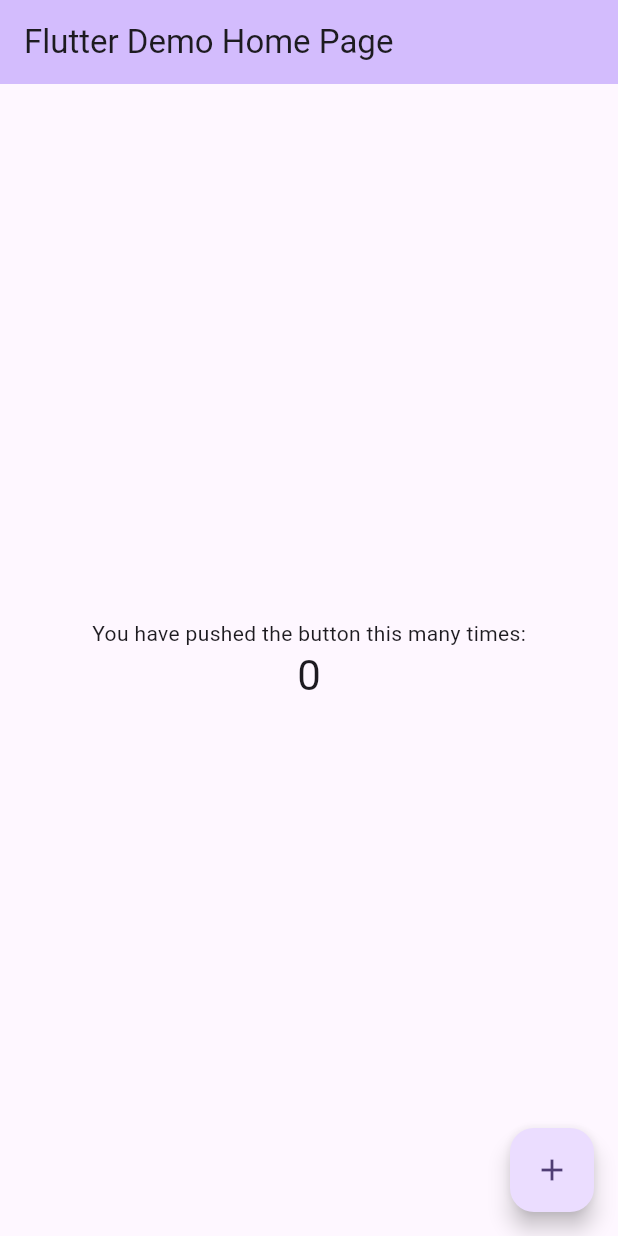
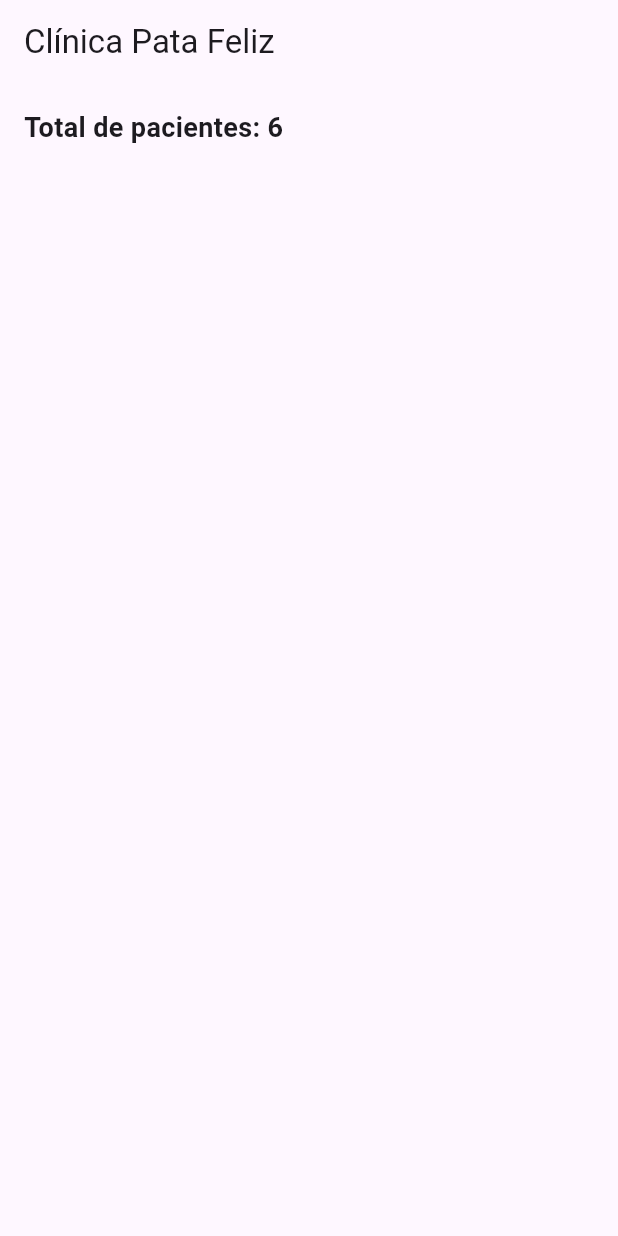
Before and after one commit to SergioMonich/poo-vet, a Flutter app: the screen it shows after launch, on a phone screen of 412 x 824 dp. Run offline on Flutter 3.47's test engine with Material 3 defaults, Android fonts, the phone set to English and light mode, and no system bars.

Commit message:
excercicio 5 atualizado

```diff
--- a/parte1dart/bin/main.dart
+++ b/parte1dart/bin/main.dart
@@ -71,5 +71,11 @@ void main() {
   );
   clinica1.adicionar(jubileu);
   print('Após adicionar "${jubileu.nome}": ${clinica1.totalpacientes}');
+  for (final animal in clinica1.paciente) {
+
+    print('- ${animal.nome}');
+
+  }
+  print('');
 
 }
--- a/parte2flutter/lib/main.dart
+++ b/parte2flutter/lib/main.dart
@@ -1,4 +1,5 @@
 import 'package:flutter/material.dart';
+import 'screens/home_page.dart';
 
 void main() {
   runApp(const MyApp());
@@ -7,116 +8,11 @@ void main() {
 class MyApp extends StatelessWidget {
   const MyApp({super.key});
 
-  // This widget is the root of your application.
   @override
   Widget build(BuildContext context) {
     return MaterialApp(
-      title: 'Flutter Demo',
-      theme: ThemeData(
-        // This is the theme of your application.
-        //
-        // TRY THIS: Try running your application with "flutter run". You'll see
-        // the application has a purple toolbar. Then, without quitting the app,
-        // try changing the seedColor in the colorScheme below to Colors.green
-        // and then invoke "hot reload" (save your changes or press the "hot
-        // reload" button in a Flutter-supported IDE, or press "r" if you used
-        // the command line to start the app).
-        //
-        // Notice that the counter didn't reset back to zero; the application
-        // state is not lost during the reload. To reset the state, use hot
-        // restart instead.
-        //
-        // This works for code too, not just values: Most code changes can be
-        // tested with just a hot reload.
-        colorScheme: .fromSeed(seedColor: Colors.deepPurple),
-      ),
-      home: const MyHomePage(title: 'Flutter Demo Home Page'),
+      title: 'Clínica Pata Feliz',
+      home: HomePage(),
     );
   }
 }
-
-class MyHomePage extends StatefulWidget {
-  const MyHomePage({super.key, required this.title});
-
-  // This widget is the home page of your application. It is stateful, meaning
-  // that it has a State object (defined below) that contains fields that affect
-  // how it looks.
-
-  // This class is the configuration for the state. It holds the values (in this
-  // case the title) provided by the parent (in this case the App widget) and
-  // used by the build method of the State. Fields in a Widget subclass are
-  // always marked "final".
-
-  final String title;
-
-  @override
-  State<MyHomePage> createState() => _MyHomePageState();
-}
-
-class _MyHomePageState extends State<MyHomePage> {
-  int _counter = 0;
-
-  void _incrementCounter() {
-    setState(() {
-      // This call to setState tells the Flutter framework that something has
-      // changed in this State, which causes it to rerun the build method below
-      // so that the display can reflect the updated values. If we changed
-      // _counter without calling setState(), then the build method would not be
-      // called again, and so nothing would appear to happen.
-      _counter++;
-    });
-  }
-
-  @override
-  Widget build(BuildContext context) {
-    // This method is rerun every time setState is called, for instance as done
-    // by the _incrementCounter method above.
-    //
-    // The Flutter framework has been optimized to make rerunning build methods
-    // fast, so that you can just rebuild anything that needs updating rather
-    // than having to individually change instances of widgets.
-    return Scaffold(
-      appBar: AppBar(
-        // TRY THIS: Try changing the color here to a specific color (to
-        // Colors.amber, perhaps?) and trigger a hot reload to see the AppBar
-        // change color while the other colors stay the same.
-        backgroundColor: Theme.of(context).colorScheme.inversePrimary,
-        // Here we take the value from the MyHomePage object that was created by
-        // the App.build method, and use it to set our appbar title.
-        title: Text(widget.title),
-      ),
-      body: Center(
-        // Center is a layout widget. It takes a single child and positions it
-        // in the middle of the parent.
-        child: Column(
-          // Column is also a layout widget. It takes a list of children and
-          // arranges them vertically. By default, it sizes itself to fit its
-          // children horizontally, and tries to be as tall as its parent.
-          //
-          // Column has various properties to control how it sizes itself and
-          // how it positions its children. Here we use mainAxisAlignment to
-          // center the children vertically; the main axis here is the vertical
-          // axis because Columns are vertical (the cross axis would be
-          // horizontal).
-          //
-          // TRY THIS: Invoke "debug painting" (choose the "Toggle Debug Paint"
-          // action in the IDE, or press "p" in the console), to see the
-          // wireframe for each widget.
-          mainAxisAlignment: .center,
-          children: [
-            const Text('You have pushed the button this many times:'),
-            Text(
-              '$_counter',
-              style: Theme.of(context).textTheme.headlineMedium,
-            ),
-          ],
-        ),
-      ),
-      floatingActionButton: FloatingActionButton(
-        onPressed: _incrementCounter,
-        tooltip: 'Increment',
-        child: const Icon(Icons.add),
-      ),
-    );
-  }
-}
--- /dev/null
+++ b/parte2flutter/lib/models/animal.dart
@@ -0,0 +1,28 @@
+class Animal {
+
+  //atributos
+  String nome;
+  String especie;
+  int idade;
+  double peso;
+  DateTime dataCadastro;
+
+  //construtor
+  Animal({
+
+    required this.nome,
+    required this.especie,
+    required this.idade,
+    this.peso = 0.0,
+    required this.dataCadastro,
+
+  });
+
+  //metodo ficha
+  String ficha() {
+
+    return '$nome, $idade anos';
+
+  }
+
+}
--- /dev/null
+++ b/parte2flutter/lib/models/animal_internado.dart
@@ -0,0 +1,30 @@
+import 'animal.dart';
+
+class AnimalInternado extends Animal{
+
+  //atributos
+  String baia;
+  DateTime dataInternacao;
+
+  //construtior
+  AnimalInternado({
+
+    required super.nome,
+    required super.especie,
+    required super.idade,
+    super.peso,
+    required super.dataCadastro,
+    required this.baia,
+    required this.dataInternacao,
+
+  });
+
+  //metodo sobrescrito
+  @override
+  String ficha() {
+
+    return '${super.ficha()}, baia $baia';
+
+  }
+
+}
--- /dev/null
+++ b/parte2flutter/lib/models/clinica.dart
@@ -0,0 +1,28 @@
+import 'animal.dart';
+
+class Clinica {
+
+  //atreibutos. Lista com atributo privado ("_")
+  String nome;
+  List<Animal> _pacientes = [];
+
+  //construtor
+  Clinica({
+
+    required this.nome
+
+  });
+
+  void adicionar(Animal animal){
+
+    _pacientes.add(animal);
+
+  }
+
+  //getter com arrow function usado para encurtar o codigo. Poderia ser { retrurn _pacientes;}
+  List<Animal> get paciente => _pacientes;
+
+  //gertter calculado, atualziado a cda nova adicao de um elemento na lista
+  int get totalpacientes => _pacientes.length;
+
+}
--- /dev/null
+++ b/parte2flutter/lib/screens/home_page.dart
@@ -0,0 +1,46 @@
+import 'package:flutter/material.dart';
+import '../models/animal.dart';
+import '../models/animal_internado.dart';
+import '../models/clinica.dart';
+
+class HomePage extends StatelessWidget {
+  HomePage({super.key});
+
+  final Clinica clinica = _criarClinicaComPacientes();
+
+  @override
+  Widget build(BuildContext context) {
+    return Scaffold(
+      appBar: AppBar(
+        title: Text(clinica.nome),
+      ),
+      body: Column(
+        mainAxisAlignment: MainAxisAlignment.start,
+        crossAxisAlignment: CrossAxisAlignment.stretch,
+        children: [
+          Padding(
+            padding: const EdgeInsets.all(16),
+            child: Text(
+              'Total de pacientes: ${clinica.totalpacientes}',
+              style: const TextStyle(fontSize: 18, fontWeight: FontWeight.bold),
+            ),
+          ),
+
+        ],
+      ),
+    );
+  }
+}
+
+Clinica _criarClinicaComPacientes() {
+  final clinica = Clinica(nome: 'Clínica Pata Feliz');
+
+  clinica.adicionar(Animal(nome: 'Rex', especie: 'Cachorro', idade: 3, peso: 12.5, dataCadastro: DateTime.now()));
+  clinica.adicionar(Animal(nome: 'Mimi', especie: 'Gato', idade: 2, peso: 4.2, dataCadastro: DateTime.now()));
+  clinica.adicionar(AnimalInternado(nome: 'Robson', especie: 'Gato', idade: 8, dataCadastro: DateTime.now(), baia: 'B1', dataInternacao: DateTime.now()));
+  clinica.adicionar(Animal(nome: 'Lola', especie: 'Cachorro', idade: 5, dataCadastro: DateTime.now()));
+  clinica.adicionar(Animal(nome: 'Raika', especie: 'Papagaio', idade: 4, dataCadastro: DateTime.now()));
+  clinica.adicionar(AnimalInternado(nome: 'Jubileu', especie: 'Hamster', idade: 1, peso: 0.4, dataCadastro: DateTime.now(), baia: 'B4', dataInternacao: DateTime.now()));
+
+  return clinica;
+}
```
